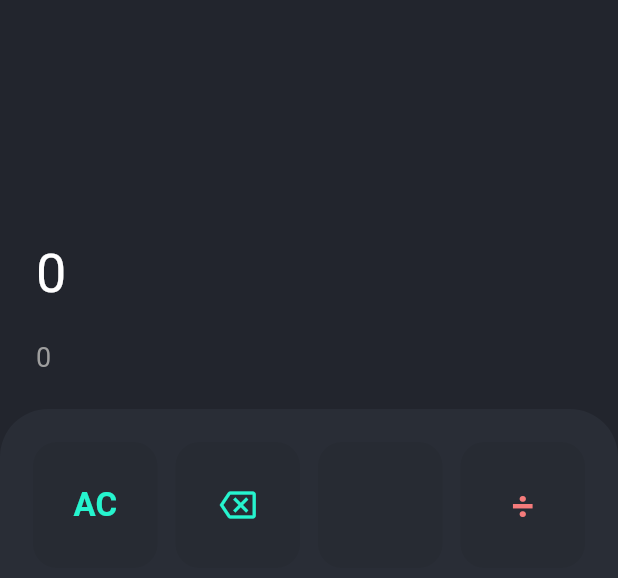
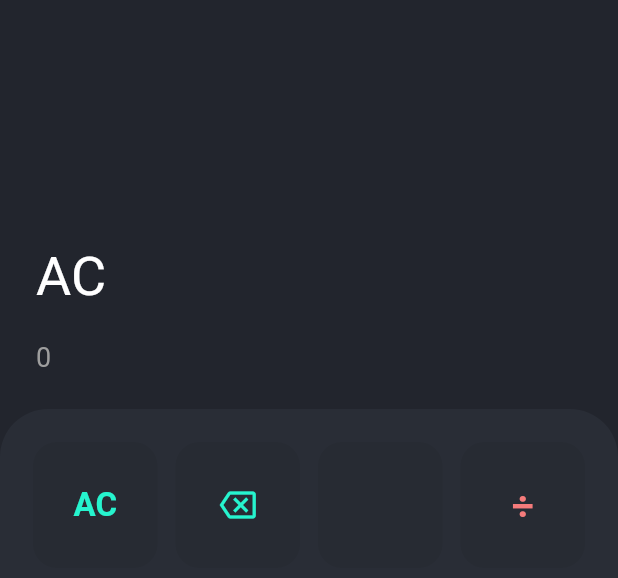
Before and after one commit to t-sakurai816/calculator_riverpod, a Flutter app: the screen it shows after launch, after a tap on "AC", on a phone screen of 412 x 824 dp, the part 59-637 px from its top. Run offline on Flutter 3.47's test engine with Material 2 defaults, Android fonts, the phone set to English and light mode, and no system bars; our stand-ins replace flutter_riverpod, math_expressions.

Commit message:
値を結果に表示

```diff
--- a/lib/main.dart
+++ b/lib/main.dart
@@ -1,7 +1,9 @@
 import 'package:calculator_riverpod/colors.dart';
+import 'package:calculator_riverpod/riverpod.dart';
 import 'package:calculator_riverpod/widget/button_widget.dart';
 import 'package:flutter/material.dart';
 import 'package:flutter/services.dart';
+import 'package:flutter_riverpod/flutter_riverpod.dart';
 
 Future main() async {
   WidgetsFlutterBinding.ensureInitialized();
@@ -10,7 +12,7 @@ Future main() async {
     DeviceOrientation.portraitDown,
   ]);
 
-  runApp(MyApp());
+  runApp(ProviderScope(child: MyApp()));
 }
 
 class MyApp extends StatelessWidget {
@@ -61,27 +63,31 @@ class _MainPageState extends State<MainPage> {
         ),
       );
 
-  Widget buildResult() => Container(
+  Widget buildResult() => Consumer(
+        builder: (context, watch, child) {
+          final state = watch(calculatorProvider);
+          return Container(
             padding: const EdgeInsets.all(24),
             child: Column(
-          // 下寄せ
               mainAxisAlignment: MainAxisAlignment.end,
-          //左寄せ
               crossAxisAlignment: CrossAxisAlignment.stretch,
               children: [
                 Text(
-              '0',
+                  state.equation,
                   overflow: TextOverflow.ellipsis,
-              style: TextStyle(color: Colors.white, fontSize: 36),
+                  style:
+                      TextStyle(color: Colors.white, fontSize: 36, height: 1),
                 ),
                 const SizedBox(height: 24),
                 Text(
-              '0',
+                  state.result,
                   overflow: TextOverflow.ellipsis,
                   style: TextStyle(color: Colors.grey, fontSize: 18),
-            )
+                ),
               ],
             ),
+          );
+        },
       );
 
   Widget buildButtons() => Container(
@@ -109,11 +115,17 @@ class _MainPageState extends State<MainPage> {
         children: row
             .map((text) => ButtonWidget(
                   text: text,
-                  onClicked: () => print(text),
+                  onClicked: () => onClickedButton(text),
                   onClickedLong: () => print(text),
                 ))
             .toList(),
       ),
     );
   }
+
+  void onClickedButton(String buttonText) {
+    final calculator = context.read(calculatorProvider.notifier);
+
+    calculator.append(buttonText);
   }
+}
--- /dev/null
+++ b/lib/model/calculator.dart
@@ -0,0 +1,23 @@
+class Calculator {
+  final bool shouldAppend;
+  final String equation;
+  final String result;
+
+  const Calculator({
+    this.shouldAppend = true,
+    this.equation = '0',
+    this.result = '0',
+  });
+
+  Calculator copy({
+    bool? shouldAppend,
+    String? equation,
+    String? result,
+  }) =>
+      Calculator(
+        shouldAppend: shouldAppend ?? this.shouldAppend,
+        equation: equation ?? this.equation,
+        result: result ?? this.result,
+      );
+
+}
--- /dev/null
+++ b/lib/riverpod.dart
@@ -0,0 +1,19 @@
+import 'package:calculator_riverpod/model/calculator.dart';
+import 'package:flutter_riverpod/flutter_riverpod.dart';
+import 'package:math_expressions/math_expressions.dart';
+
+final calculatorProvider =
+    StateNotifierProvider<CalculatorNotifier, Calculator>(
+        (ref) => CalculatorNotifier());
+
+class CalculatorNotifier extends StateNotifier<Calculator> {
+  CalculatorNotifier() : super(Calculator());
+
+  void append(String buttonText) {
+    final equation = () {
+      return state.equation == '0' ? buttonText : state.equation + buttonText;
+    }();
+
+    state = state.copy(equation: equation);
+  }
+}
```
Lines whose indentation alone changed are shown as unchanged.
